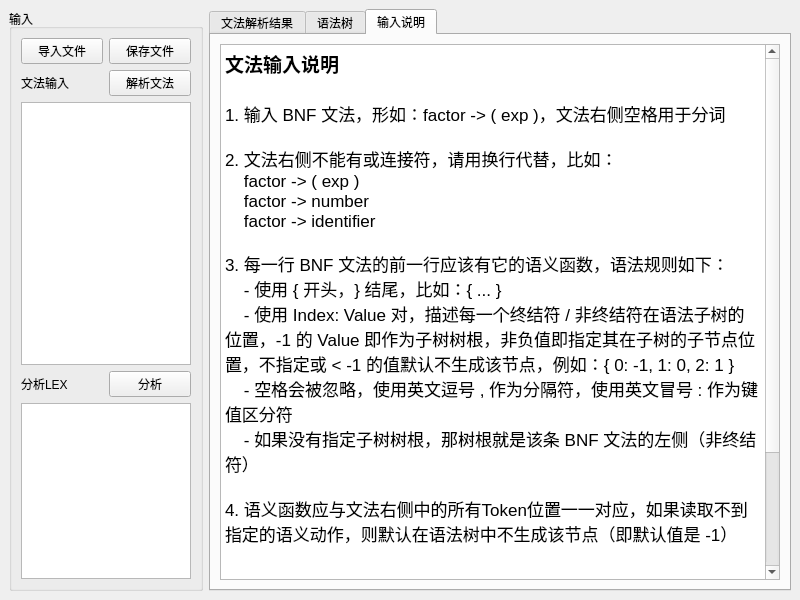
This is LR_SLR/mainwindow.ui in wengx00/compilation-project as Qt 5 draws it before an edit. The edited form follows.
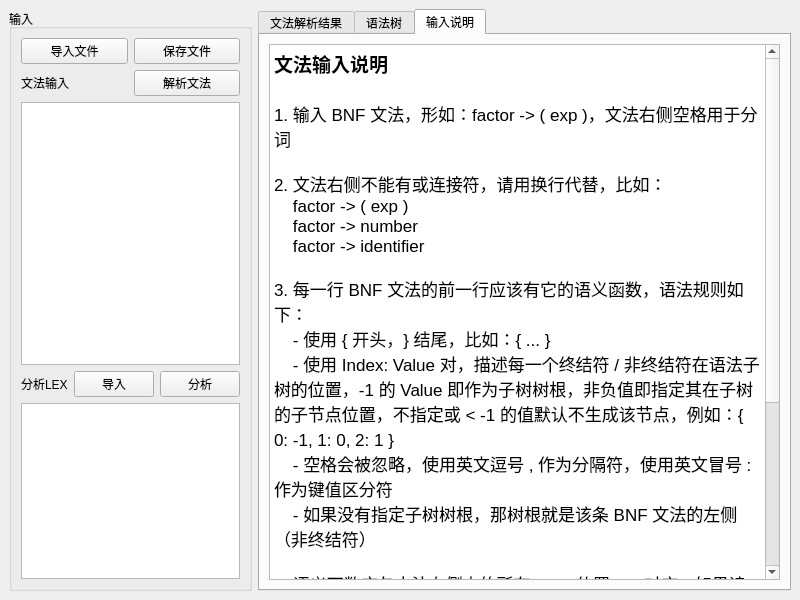
This is the edited form.

Commit message: feat: 导入LEX文件

Patch:
```diff
--- a/LR_SLR/mainwindow.ui
+++ b/LR_SLR/mainwindow.ui
@@ -69,6 +69,13 @@
            </property>
           </widget>
          </item>
+         <item>
+          <widget class="QPushButton" name="importLex">
+           <property name="text">
+            <string>导入</string>
+           </property>
+          </widget>
+         </item>
          <item>
           <widget class="QPushButton" name="toParseStatement">
            <property name="text">
```
The commit also changes 2 other files.
